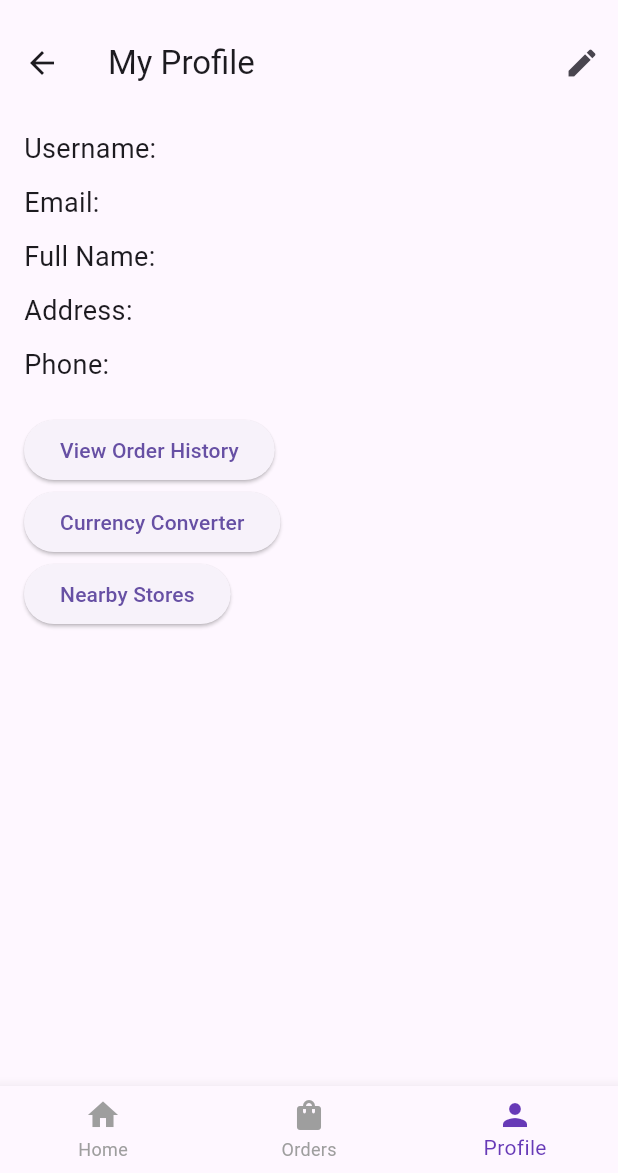
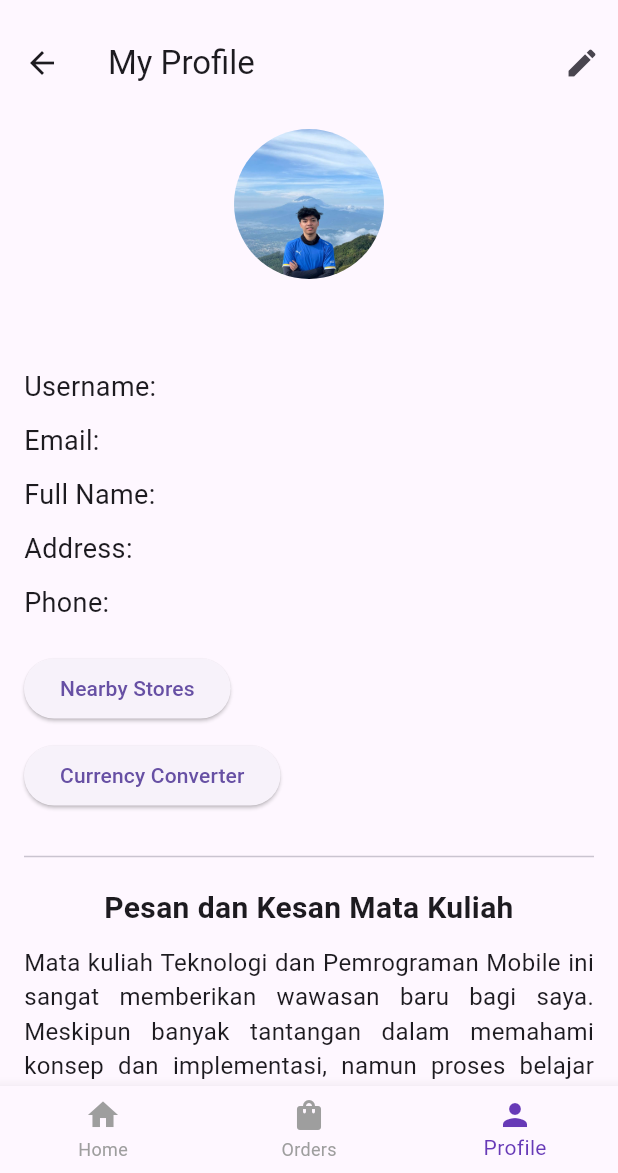
Before and after one commit to 123220101SaktiMaulana/ProjekSneakerin, a Flutter app: the HomeScreen screen opened by its route, item 3 of the bottom bar chosen, on a phone screen of 412 x 824 dp, the part 63-1236 px from its top. Run offline on Flutter 3.47's test engine with Material 3 defaults, Android fonts, the phone set to English and light mode, and no system bars; our stand-ins replace flutter_secure_storage, geolocator, hive_flutter, sensors_plus; accounts and stored records are empty; network calls fail.

```diff
--- a/lib/api/auth_api.dart
+++ b/lib/api/auth_api.dart
@@ -4,8 +4,8 @@ import 'package:shoe_store_app/models/user.dart';
 
 // Ganti ini dengan IP localhost Anda untuk emulator Android
 // Jika di perangkat fisik, gunakan IP lokal komputer Anda (misal: http://192.168.1.5:5000)
-const String baseUrl = 'http://192.168.1.4:5000/api';
-//const String baseUrl = 'http://localhost:5000/api';
+// const String baseUrl = 'http://192.168.71.144:5000/api';
+const String baseUrl = 'http://localhost:5000/api';
 
 
 class AuthApi {
--- a/lib/api/location_api.dart
+++ b/lib/api/location_api.dart
@@ -4,8 +4,8 @@ import 'package:http/http.dart' as http;
 import 'package:shoe_store_app/services/local_storage_service.dart';
 import 'package:shoe_store_app/models/shoe_store.dart'; // Akan dibuat setelah ini
 
-//const String baseUrl = 'http://localhost:5000/api';
-const String baseUrl = 'http://192.168.1.4:5000/api';
+const String baseUrl = 'http://localhost:5000/api';
+// const String baseUrl = 'http://192.168.71.144:5000/api';
 
 
 class LocationApi {
--- a/lib/api/order_api.dart
+++ b/lib/api/order_api.dart
@@ -5,8 +5,8 @@ import 'package:shoe_store_app/models/order.dart'; // Akan kita buat setelah ini
 import 'package:shoe_store_app/models/product.dart'; // Untuk include product details in order
 
 // Pastikan baseUrl ini sama dengan yang di auth_api.dart dan product_api.dart
-//const String baseUrl = 'http://localhost:5000/api';
-const String baseUrl = 'http://192.168.1.4:5000/api';
+const String baseUrl = 'http://localhost:5000/api';
+// const String baseUrl = 'http://192.168.71.144:5000/api';
 
 class OrderApi {
   final LocalStorageService _localStorageService = LocalStorageService();
--- a/lib/api/product_api.dart
+++ b/lib/api/product_api.dart
@@ -4,8 +4,8 @@ import 'package:shoe_store_app/models/product.dart';
 import 'package:shoe_store_app/services/local_storage_service.dart'; // Untuk mendapatkan token
 
 // Pastikan baseUrl ini sama dengan yang di auth_api.dart
-//const String baseUrl = 'http://localhost:5000/api';
-const String baseUrl = 'http://192.168.1.4:5000/api';
+const String baseUrl = 'http://localhost:5000/api';
+// const String baseUrl = 'http://192.168.71.144:5000/api';
 
 class ProductApi {
   final LocalStorageService _localStorageService = LocalStorageService();
--- a/lib/api/user_api.dart
+++ b/lib/api/user_api.dart
@@ -4,8 +4,8 @@ import 'package:http/http.dart' as http;
 import 'package:shoe_store_app/models/user.dart';
 import 'package:shoe_store_app/services/local_storage_service.dart';
 
-//const String baseUrl = 'http://localhost:5000/api';
-const String baseUrl = 'http://192.168.1.4:5000/api';
+const String baseUrl = 'http://localhost:5000/api';
+// const String baseUrl = 'http://192.168.71.144:5000/api';
 
 class UserApi {
   final LocalStorageService _localStorageService = LocalStorageService();
--- a/lib/api/utility_api.dart
+++ b/lib/api/utility_api.dart
@@ -3,8 +3,8 @@ import 'dart:convert';
 import 'package:http/http.dart' as http;
 import 'package:shoe_store_app/services/local_storage_service.dart';
 
-//const String baseUrl = 'http://localhost:5000/api';
-const String baseUrl = 'http://192.168.1.4:5000/api';
+const String baseUrl = 'http://localhost:5000/api';
+// const String baseUrl = 'http://192.168.71.144:5000/api';
 
 class UtilityApi {
   final LocalStorageService _localStorageService = LocalStorageService();
--- a/lib/screens/profile/profile_screen.dart
+++ b/lib/screens/profile/profile_screen.dart
@@ -3,8 +3,8 @@ import 'package:flutter/material.dart';
 import 'package:provider/provider.dart';
 import 'package:shoe_store_app/providers/auth_provider.dart';
 import 'package:shoe_store_app/screens/locations/store_locator_screen.dart';
-import 'package:shoe_store_app/screens/profile/user_profile_edit_screen.dart'; // Akan dibuat
-import 'package:shoe_store_app/screens/currency_converter_screen.dart'; // Currency converter screen
+import 'package:shoe_store_app/screens/profile/user_profile_edit_screen.dart';
+import 'package:shoe_store_app/screens/currency_converter_screen.dart';//dari folder utils
 
 class ProfileScreen extends StatelessWidget {
   const ProfileScreen({super.key});
@@ -30,11 +30,34 @@ class ProfileScreen extends StatelessWidget {
       ),
       body: user == null
           ? const Center(child: Text('Please login to view your profile.'))
-          : Padding(
+          : SingleChildScrollView( // Tambahkan SingleChildScrollView agar bisa di-scroll
               padding: const EdgeInsets.all(16.0),
               child: Column(
                 crossAxisAlignment: CrossAxisAlignment.start,
                 children: [
+                  // Foto Profil Statis (Contoh: foto Anda atau logo)
+                  Center(
+                    child: Column(
+                      children: [
+                        ClipOval( // Untuk membuat gambar bulat
+                          child: Image.asset(
+                            'assets/gweh.jpg', // <--- GANTI DENGAN NAMA FILE FOTO ANDA
+                            width: 100,
+                            height: 100,
+                            fit: BoxFit.cover,
+                          ),
+                        ),
+                        const SizedBox(height: 10),
+                        Text(
+                          user.fullName ?? user.username, // Tampilkan nama lengkap atau username
+                          style: const TextStyle(fontSize: 20, fontWeight: FontWeight.bold),
+                        ),
+                        const SizedBox(height: 20),
+                      ],
+                    ),
+                  ),
+
+                  // Informasi Profil User
                   Text(
                     'Username: ${user.username}',
                     style: const TextStyle(fontSize: 18),
@@ -60,15 +83,17 @@ class ProfileScreen extends StatelessWidget {
                     style: const TextStyle(fontSize: 18),
                   ),
                   const SizedBox(height: 20),
-                  // Contoh tombol lain di profil
+
+                  // Tombol-tombol Navigasi
                   ElevatedButton(
                     onPressed: () {
-                      // TODO: Navigasi ke Order History jika belum ada tombol di bottom nav
-                      // Navigator.of(context).push(MaterialPageRoute(builder: (context) => const OrderHistoryScreen()));
+                      Navigator.of(context).push(
+                        MaterialPageRoute(builder: (context) => const StoreLocatorScreen()),
+                      );
                     },
-                    child: const Text('View Order History'),
+                    child: const Text('Nearby Stores'),
                   ),
-                  // TODO: Tombol untuk Saran/Kritik jika ingin di sini
+                  const SizedBox(height: 10), // Jarak antar tombol
                   ElevatedButton(
                     onPressed: () {
                       Navigator.of(context).push(
@@ -77,15 +102,43 @@ class ProfileScreen extends StatelessWidget {
                     },
                     child: const Text('Currency Converter'),
                   ),
-                  // lib/screens/profile/profile_screen.dart
-                  // ... (setelah tombol Currency Converter) ...
-                  ElevatedButton(
-                    onPressed: () {
-                      Navigator.of(context).push(
-                        MaterialPageRoute(builder: (context) => const StoreLocatorScreen()),
-                      );
-                    },
-                    child: const Text('Nearby Stores'),
+                  const SizedBox(height: 10), // Jarak antar tombol
+                  // Tombol View Order History (jika belum ada di bottom nav)
+                  // Jika sudah ada di bottom nav, tombol ini bisa dihapus atau diganti
+                  // ElevatedButton(
+                  //   onPressed: () {
+                  //     Navigator.of(context).push(MaterialPageRoute(builder: (context) => const OrderHistoryScreen()));
+                  //   },
+                  //   child: const Text('View Order History'),
+                  // ),
+                  // const SizedBox(height: 20),
+
+                  const Divider(height: 40, thickness: 1), // Garis pemisah
+
+                  // Bagian Pesan dan Kesan Mata Kuliah
+                  Center(
+                    child: Column(
+                      children: [
+                        const Text(
+                          'Pesan dan Kesan Mata Kuliah',
+                          style: TextStyle(fontSize: 20, fontWeight: FontWeight.bold),
+                          textAlign: TextAlign.center,
+                        ),
+                        const SizedBox(height: 10),
+                        const Text(
+                          'Mata kuliah Teknologi dan Pemrograman Mobile ini sangat memberikan wawasan baru bagi saya. '
+                          'Meskipun banyak tantangan dalam memahami konsep dan implementasi, '
+                          'namun proses belajar Flutter dan integrasi backend sangat berharga. '
+                          'Saya merasa kemampuan saya dalam pengembangan aplikasi mobile meningkat pesat. '
+                          'Terima kasih banyak atas materi dan bimbingan yang telah diberikan!',
+                          style: TextStyle(fontSize: 16),
+                          textAlign: TextAlign.justify, // Teks rata kiri kanan
+                        ),
+                        const SizedBox(height: 20),
+                        // Anda bisa menambahkan foto kedua di sini jika ada
+                        // Image.asset('assets/gambar_kesan.jpg', height: 150),
+                      ],
+                    ),
                   ),
                 ],
               ),
--- a/pubspec.yaml
+++ b/pubspec.yaml
@@ -84,6 +84,7 @@ flutter:
   # To add assets to your application, add an assets section, like this:
   assets:
   - assets/paperbag.jpg
+  - assets/gweh.jpg
   #   - images/a_dot_ham.jpeg
 
   # An image asset can refer to one or more resolution-specific "variants", see
```
Also changed, not shown: lib/screens/home/home_tab_screen.dart (+67 -31 lines), lib/screens/locations/store_locator_screen.dart (+53 -28 lines), assets/gweh.jpg (added), 1 other file.
